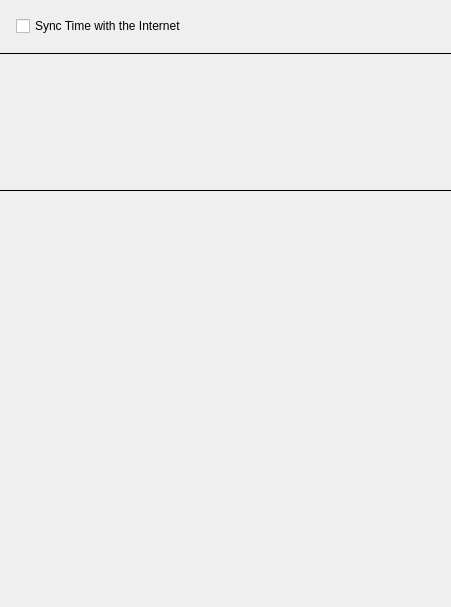
Qt form client/nx_client_desktop/src/nx/client/desktop/system_administration/widgets/time_syncronization_widget.ui (networkoptix/nx_open) before a commit.
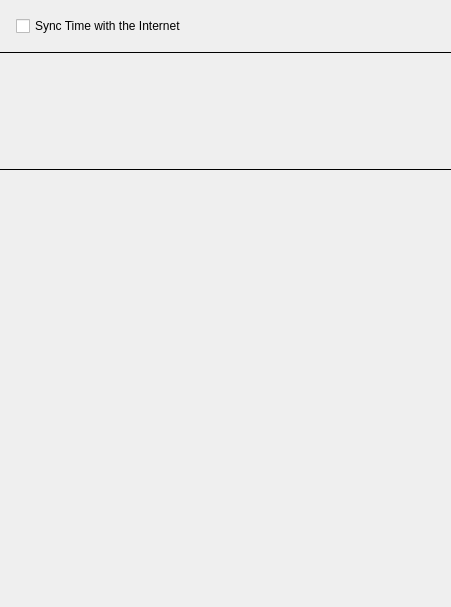
The same form after that commit. Custom widgets are drawn as their Qt base class.

Commit message:
Time sync: ui tweaks, support for disabling synchronization
<==== Mercurial data ====>
Branch: x_VMS-11788_time_sync_widget

The edit to the form file:
```diff
--- a/client/nx_client_desktop/src/nx/client/desktop/system_administration/widgets/time_syncronization_widget.ui
+++ b/client/nx_client_desktop/src/nx/client/desktop/system_administration/widgets/time_syncronization_widget.ui
@@ -12,7 +12,7 @@
   </property>
   <layout class="QVBoxLayout" name="verticalLayout">
    <property name="spacing">
-    <number>8</number>
+    <number>0</number>
    </property>
    <property name="leftMargin">
     <number>0</number>
@@ -39,7 +39,7 @@
        <number>16</number>
       </property>
       <property name="bottomMargin">
-       <number>8</number>
+       <number>16</number>
       </property>
       <item>
        <widget class="QCheckBox" name="syncWithInternetCheckBox">
@@ -59,6 +59,12 @@
    </item>
    <item>
     <widget class="Line" name="line">
+     <property name="maximumSize">
+      <size>
+       <width>16777215</width>
+       <height>1</height>
+      </size>
+     </property>
      <property name="frameShadow">
       <enum>QFrame::Plain</enum>
      </property>
@@ -80,7 +86,7 @@
        <number>16</number>
       </property>
       <property name="bottomMargin">
-       <number>4</number>
+       <number>16</number>
       </property>
       <item>
        <widget class="QStackedWidget" name="vmsTimeWidget">
@@ -161,24 +167,6 @@
         </widget>
        </widget>
       </item>
-     </layout>
-    </widget>
-   </item>
-   <item>
-    <widget class="QWidget" name="statusWidget" native="true">
-     <layout class="QVBoxLayout" name="verticalLayout_7">
-      <property name="leftMargin">
-       <number>16</number>
-      </property>
-      <property name="topMargin">
-       <number>4</number>
-      </property>
-      <property name="rightMargin">
-       <number>16</number>
-      </property>
-      <property name="bottomMargin">
-       <number>8</number>
-      </property>
       <item>
        <widget class="nx::client::desktop::InfoBanner" name="statusLabel">
         <property name="text">
@@ -191,6 +179,12 @@
    </item>
    <item>
     <widget class="Line" name="line_2">
+     <property name="maximumSize">
+      <size>
+       <width>16777215</width>
+       <height>1</height>
+      </size>
+     </property>
      <property name="frameShadow">
       <enum>QFrame::Plain</enum>
      </property>
```
The commit also changes 6 other files.
